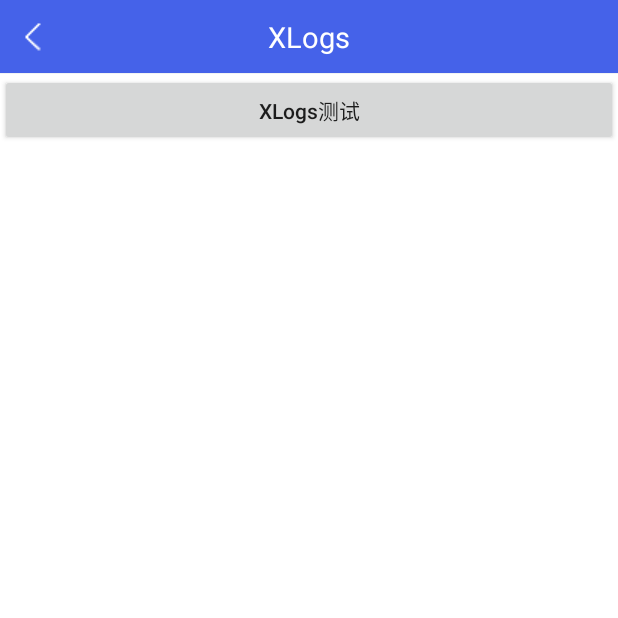
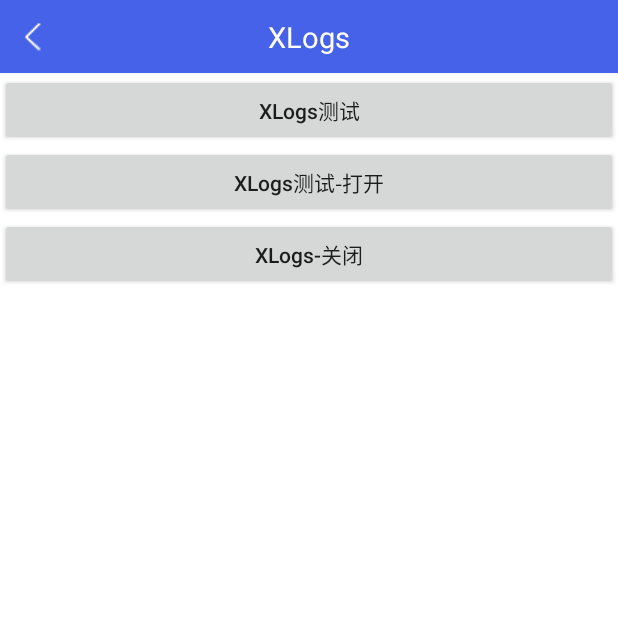
Before and after one commit to HYVincent/MyUtils, an Android app: the XLogsActivity screen opened directly, with no data from a screen before it, on a phone screen of 412 x 824 dp, the top half of it. Run offline under Robolectric (Android 15) with nearby library versions, the phone set to English and light mode, and no system bars; libraries missing offline, so code that uses them is left out: com.elvishew.xlog, com.jaeger.library, com.tbruyelle.rxpermissions2; 1 statement that could not run was skipped.

Commit message:
xlogs 优化

```diff
--- a/app/src/main/java/com/vincent/example/ui/activity/XLogsActivity.java
+++ b/app/src/main/java/com/vincent/example/ui/activity/XLogsActivity.java
@@ -42,7 +42,30 @@ public class XLogsActivity extends BaseActivity {
 //                XLogs.getLogger().w("test....");
 //                XLogs.getLogger().e("test....");
 //                XLogs.getLogger().v("test....");
-                XLogs.getxLogs().d("ffffffffffff");
+                XLog.d("ffffffffffffffffffffffffffff");
+            }
+        });
+        findViewById(R.id.btn_xlogs_test_1).setOnClickListener(new View.OnClickListener() {
+            @Override
+            public void onClick(View view) {
+//                XLogs.getLogger().i("test....");
+//                XLogs.getLogger().d("test....");
+//                XLogs.getLogger().w("test....");
+//                XLogs.getLogger().e("test....");
+//                XLogs.getLogger().v("test....");
+                XLogs.setSwitchs(true);
+                XLog.d("ffffffffffffffffffffffffffff");
+            }
+        });
+        findViewById(R.id.btn_xlogs_test_2).setOnClickListener(new View.OnClickListener() {
+            @Override
+            public void onClick(View view) {
+//                XLogs.getLogger().i("test....");
+//                XLogs.getLogger().d("test....");
+//                XLogs.getLogger().w("test....");
+//                XLogs.getLogger().e("test....");
+//                XLogs.getLogger().v("test....");
+                XLogs.setSwitchs(false);
                 XLog.d("ffffffffffffffffffffffffffff");
             }
         });
--- a/app/src/main/res/layout/activity_xlog.xml
+++ b/app/src/main/res/layout/activity_xlog.xml
@@ -9,4 +9,18 @@
         android:layout_width="match_parent"
         android:layout_height="wrap_content"
         android:text="XLogs测试" />
+
+    <Button
+        android:textAllCaps="false"
+        android:id="@+id/btn_xlogs_test_1"
+        android:layout_width="match_parent"
+        android:layout_height="wrap_content"
+        android:text="XLogs测试-打开" />
+
+    <Button
+        android:textAllCaps="false"
+        android:id="@+id/btn_xlogs_test_2"
+        android:layout_width="match_parent"
+        android:layout_height="wrap_content"
+        android:text="XLogs-关闭" />
 </LinearLayout>
```
Also changed, not shown: mylibrary/src/main/java/com/vincent/library/log/XLogs.java (+35 -5 lines).
